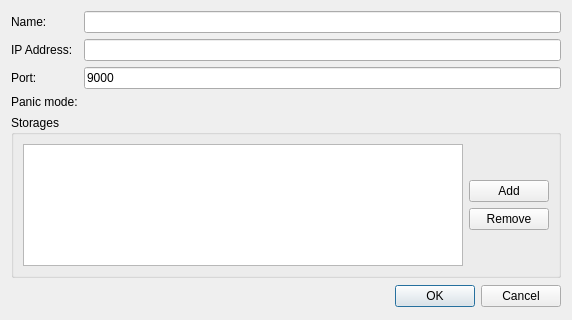
This is client/src/ui/dialogs/server_settings_dialog.ui in networkoptix/nx_open as Qt 5 draws it before an edit. The edited form follows.
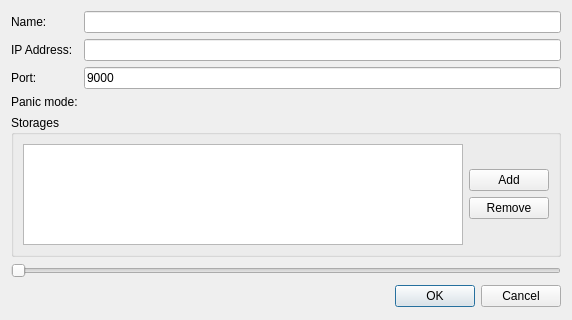
This is the edited form.

What changed in the file:
```diff
--- a/client/src/ui/dialogs/server_settings_dialog.ui
+++ b/client/src/ui/dialogs/server_settings_dialog.ui
@@ -13,7 +13,7 @@
   <property name="windowTitle">
    <string>Server settings</string>
   </property>
-  <layout class="QVBoxLayout" name="verticalLayout_2" stretch="0,0,0">
+  <layout class="QVBoxLayout" name="verticalLayout_2" stretch="0,0,0,0">
    <item>
     <layout class="QFormLayout" name="settingsFormLayout">
      <property name="fieldGrowthPolicy">
@@ -179,6 +179,19 @@
      </layout>
     </widget>
    </item>
+   <item>
+    <widget class="QSlider" name="spaceSlider">
+     <property name="orientation">
+      <enum>Qt::Horizontal</enum>
+     </property>
+     <property name="tickPosition">
+      <enum>QSlider::NoTicks</enum>
+     </property>
+     <property name="tickInterval">
+      <number>10</number>
+     </property>
+    </widget>
+   </item>
    <item>
     <widget class="QDialogButtonBox" name="buttonBox">
      <property name="minimumSize">
```
